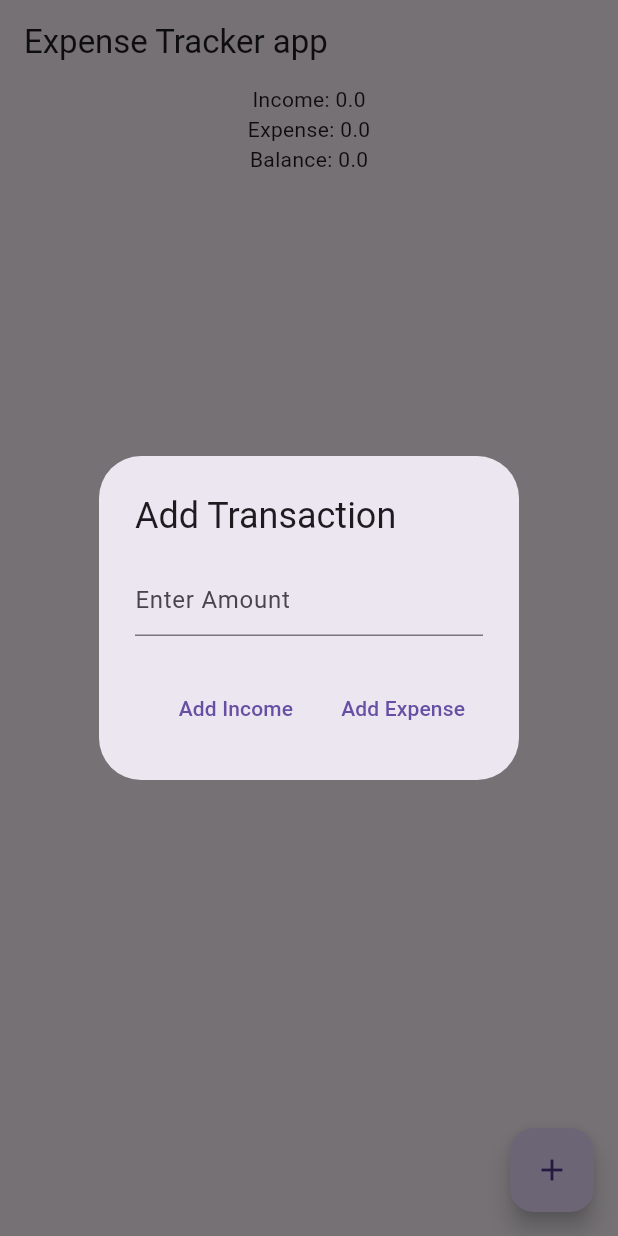
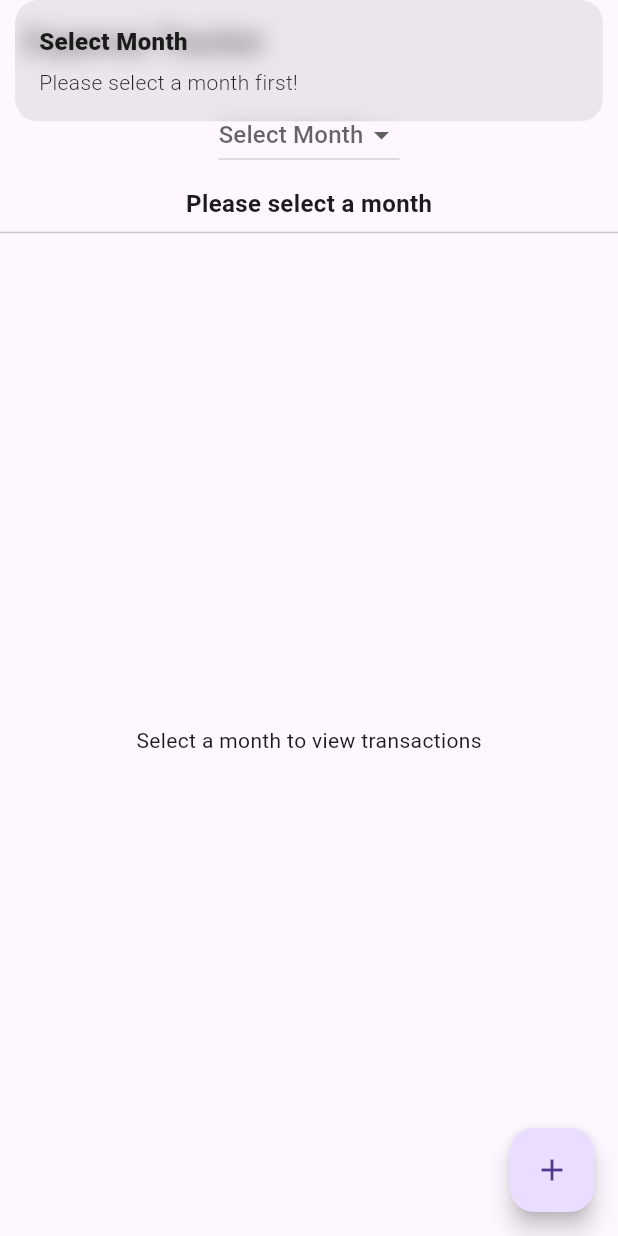
Before and after one commit to sameenoushad/expense_tracker_app, a Flutter app: the screen it shows after launch, after a tap on the "add" icon, on a phone screen of 412 x 824 dp. Run offline on Flutter 3.47's test engine with Material 3 defaults, Android fonts, the phone set to English and light mode, and no system bars; our stand-ins replace get, hive, hive_flutter; accounts and stored records are empty.

```diff
--- a/lib/HomePage.dart
+++ b/lib/HomePage.dart
@@ -1,78 +1,205 @@
-// home_page.dart
 import 'package:expence_tracker_app/TransactionController%20.dart';
 import 'package:flutter/material.dart';
 import 'package:get/get.dart';
 
+class HomePage extends StatefulWidget {
+  const HomePage({super.key});
 
-class HomePage extends StatelessWidget {
-  final TransactionController c = Get.put(TransactionController());
+  @override
+  State<HomePage> createState() => _HomePageState();
+}
 
+class _HomePageState extends State<HomePage> {
+  final c = Get.put(TransactionController());
   final amountCtrl = TextEditingController();
+  final noteCtrl = TextEditingController();
+
+  int? selectedMonth;
+  int selectedYear = 2025;
+
+  final months = const {
+    1: "January",
+    2: "February",
+    3: "March",
+    4: "April",
+    5: "May",
+    6: "June",
+    7: "July",
+    8: "August",
+    9: "September",
+    10: "October",
+    11: "November",
+    12: "December",
+  };
 
   @override
   Widget build(BuildContext context) {
     return Scaffold(
-      appBar: AppBar(title: const Text( "Expense Tracker app")),
+      appBar: AppBar(title: const Text("Expense Tracker")),
       body: Column(
         children: [
-          Obx(() => Column(
+          const SizedBox(height: 10),
+
+          // Month Selector
+          DropdownButton<int>(
+            value: selectedMonth,
+            hint: const Text("Select Month"),
+            items: months.entries
+                .map(
+                  (m) => DropdownMenuItem(value: m.key, child: Text(m.value)),
+                )
+                .toList(),
+            onChanged: (val) => setState(() => selectedMonth = val),
+          ),
+
+          const SizedBox(height: 10),
+
+          // Monthly Summary
+          Obx(() {
+            if (selectedMonth == null) {
+              return const Text(
+                "Please select a month",
+                style: TextStyle(fontSize: 16, fontWeight: FontWeight.bold),
+              );
+            }
+            final income = c.monthIncome(selectedMonth!, selectedYear);
+            final expense = c.monthExpense(selectedMonth!, selectedYear);
+            return Column(
               children: [
-                  Text("Income: ${c.income}"),
-                  Text("Expense: ${c.expense}"),
-                  Text("Balance: ${c.balance}"),
+                Text("Income: $income"),
+                Text("Expense: $expense"),
+                Text(
+                  "Balance: ${income - expense}",
+                  style: const TextStyle(fontWeight: FontWeight.bold),
+                ),
               ],
-              )),
+            );
+          }),
+
+          const Divider(),
+
+          // Transaction List
           Expanded(
-            child: Obx(() => ListView.builder(
-                  itemCount: c.transactions.length,
+            child: Obx(() {
+              if (selectedMonth == null) {
+                return const Center(
+                  child: Text("Select a month to view transactions"),
+                );
+              }
+
+              final monthTx = c.transactions
+                  .where(
+                    (tx) =>
+                        tx.date.month == selectedMonth &&
+                        tx.date.year == selectedYear,
+                  )
+                  .toList();
+
+              if (monthTx.isEmpty)
+                return const Center(child: Text("No transactions found"));
+
+              return ListView.builder(
+                itemCount: monthTx.length,
                 itemBuilder: (_, i) {
-                    final tx = c.transactions[i];
-                    return ListTile(
+                  final tx = monthTx[i];
+                  return Card(
+                    child: ListTile(
+                      leading: Icon(
+                        tx.type == "income"
+                            ? Icons.arrow_downward
+                            : Icons.arrow_upward,
+                        color: tx.type == "income" ? Colors.green : Colors.red,
+                      ),
                       title: Text("${tx.type} - ${tx.amount}"),
-                      subtitle: Text(tx.date.toString()),
+                      subtitle: Text(
+                        "${tx.date.toString().split(" ")[0]} | ${tx.note ?? ''}",
+                      ),
+
                       trailing: IconButton(
-                        icon: Icon(Icons.delete, color: Colors.red),
-                        onPressed: () => c.deleteTransaction(i),
+                        icon: const Icon(Icons.delete, color: Colors.red),
+                        onPressed: () =>
+                            c.deleteTransaction(c.transactions.indexOf(tx)),
+                      ),
                     ),
                   );
                 },
-                )),
-          )
+              );
+            }),
+          ),
         ],
       ),
+
+      // Floating button
       floatingActionButton: FloatingActionButton(
         child: const Icon(Icons.add),
         onPressed: () {
+          if (selectedMonth == null) {
+            Get.snackbar("Select Month", "Please select a month first!");
+            return;
+          }
           showDialog(
             context: context,
             builder: (_) => AlertDialog(
               title: const Text("Add Transaction"),
-                    content: TextField(
+              content: Column(
+                mainAxisSize: MainAxisSize.min,
+                children: [
+                  TextField(
                     controller: amountCtrl,
-                      decoration: const InputDecoration(
-                        hintText: "Enter Amount",
+                    decoration: const InputDecoration(hintText: "Enter Amount"),
+                    keyboardType: TextInputType.number,
                   ),
-                      keyboardType: TextInputType.number,
+                  const SizedBox(height: 8),
+                  TextField(
+                    controller: noteCtrl,
+                    decoration: const InputDecoration(hintText: "Enter Note"),
+                  ),
+                ],
               ),
               actions: [
                 TextButton(
                   onPressed: () {
-                            c.addTransaction("income",
-                                double.parse(amountCtrl.text));
+                    if (amountCtrl.text.isNotEmpty) {
+                      c.addTransaction(
+                        "income",
+                        double.tryParse(amountCtrl.text) ?? 0.0,
+                        date: DateTime(
+                          selectedYear,
+                          selectedMonth!,
+                          DateTime.now().day,
+                        ),
+                        note: noteCtrl.text,
+                      );
                       amountCtrl.clear();
+                      noteCtrl.clear();
+                    }
                     Navigator.pop(context);
                   },
-                          child: const Text("Add Income")),
+                  child: const Text("Add Income"),
+                ),
                 TextButton(
                   onPressed: () {
-                            c.addTransaction("expense",
-                                double.parse(amountCtrl.text));
+                    if (amountCtrl.text.isNotEmpty) {
+                      c.addTransaction(
+                        "expense",
+                        double.tryParse(amountCtrl.text) ?? 0.0,
+                        date: DateTime(
+                          selectedYear,
+                          selectedMonth!,
+                          DateTime.now().day,
+                        ),
+                        note: noteCtrl.text,
+                      );
                       amountCtrl.clear();
+                      noteCtrl.clear();
+                    }
                     Navigator.pop(context);
                   },
-                          child: const Text("Add Expense")),
+                  child: const Text("Add Expense"),
+                ),
               ],
-                  ));
+            ),
+          );
         },
       ),
     );
--- a/lib/TransactionController .dart
+++ b/lib/TransactionController .dart
@@ -1,4 +1,3 @@
-// transaction_controller.dart
 import 'package:get/get.dart';
 import 'package:hive/hive.dart';
 import 'transaction_model.dart';
@@ -20,11 +19,13 @@ class TransactionController extends GetxController {
         .toList();
   }
 
-  void addTransaction(String type, double amount) {
+
+  void addTransaction(String type, double amount, {DateTime? date,String? note}) {
     final tx = TransactionModel(
       type: type,
       amount: amount,
-      date: DateTime.now(),
+      date: date ?? DateTime.now(),
+      note: note,
     );
     box.add(tx.toMap());
     transactions.add(tx);
@@ -35,11 +36,22 @@ class TransactionController extends GetxController {
     transactions.removeAt(index);
   }
 
-  double get income =>
-      transactions.where((t) => t.type == "income").fold(0.0, (s, t) => s + t.amount);
+  double get income => transactions
+      .where((t) => t.type == "income")
+      .fold(0.0, (s, t) => s + t.amount);
 
-  double get expense =>
-      transactions.where((t) => t.type == "expense").fold(0.0, (s, t) => s + t.amount);
+  double get expense => transactions
+      .where((t) => t.type == "expense")
+      .fold(0.0, (s, t) => s + t.amount);
 
   double get balance => income - expense;
+
+
+  double monthIncome(int month, int year) => transactions
+      .where((t) => t.type == "income" && t.date.month == month && t.date.year == year)
+      .fold(0.0, (s, t) => s + t.amount);
+
+  double monthExpense(int month, int year) => transactions
+      .where((t) => t.type == "expense" && t.date.month == month && t.date.year == year)
+      .fold(0.0, (s, t) => s + t.amount);
 }
--- a/lib/transaction_model.dart
+++ b/lib/transaction_model.dart
@@ -1,25 +1,29 @@
-
 class TransactionModel {
   final String type;
   final double amount;
   final DateTime date;
+  final String? note;
 
   TransactionModel({
     required this.type,
     required this.amount,
     required this.date,
+    this.note,
   });
 
-
-  Map<String, dynamic> toMap() =>
-      {"type": type, "amount": amount, "date": date.toIso8601String()};
-
+  Map<String, dynamic> toMap() => {
+        "type": type,
+        "amount": amount,
+        "date": date.toIso8601String(),
+        "note": note,
+      };
 
   factory TransactionModel.fromMap(Map map) {
     return TransactionModel(
       type: map["type"],
       amount: map["amount"],
       date: DateTime.parse(map["date"]),
+      note: map["note"],
     );
   }
 }
--- a/pubspec.yaml
+++ b/pubspec.yaml
@@ -38,6 +38,7 @@ dependencies:
   hive_flutter: ^1.1.0
   path_provider: ^2.1.5
   get: ^4.7.2
+  intl: ^0.20.2
 
 dev_dependencies:
   flutter_test:
```
Also changed, not shown: pubspec.lock. Lines whose indentation alone changed are shown as unchanged.
